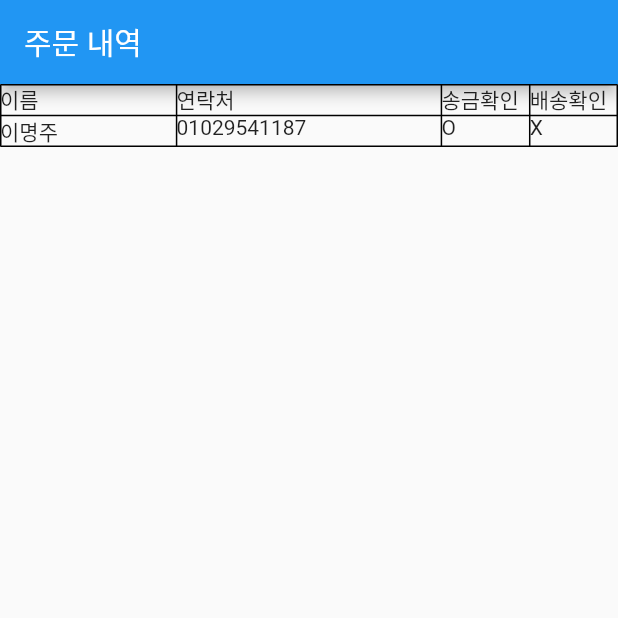
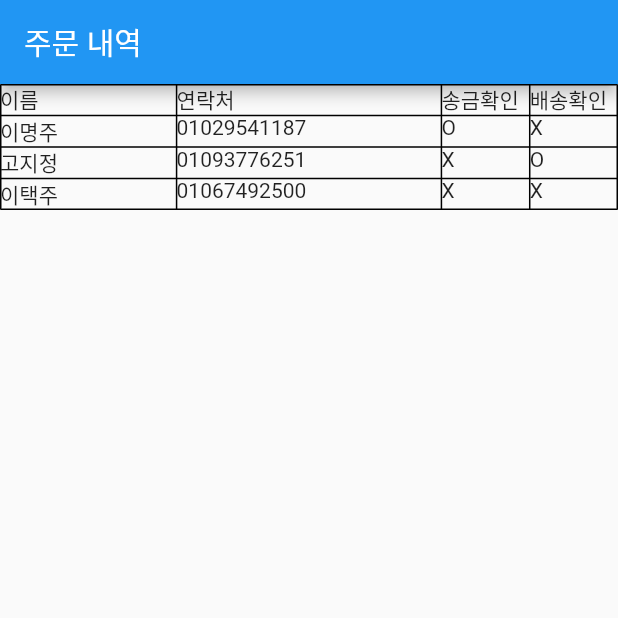
Before and after one commit to steadev/order-management, a Flutter app: the screen it shows after launch, on a phone screen of 412 x 824 dp, the top half of it. Run offline on Flutter 3.47's test engine with Material 2 defaults, Android fonts, the phone set to English and light mode, and no system bars.

Commit message:
feat: add table example rows

```diff
--- a/lib/main.dart
+++ b/lib/main.dart
@@ -23,7 +23,9 @@ class App extends StatelessWidget {
           },
           children: [
             buildRow(['이름', '연락처', '송금확인', '배송확인']),
-            buildRow(['이명주', '01029541187', 'O', 'X'])
+            buildRow(['이명주', '01029541187', 'O', 'X']),
+            buildRow(['고지정', '01093776251', 'X', 'O']),
+            buildRow(['이택주', '01067492500', 'X', 'X'])
           ],
         ),
       ),
```
